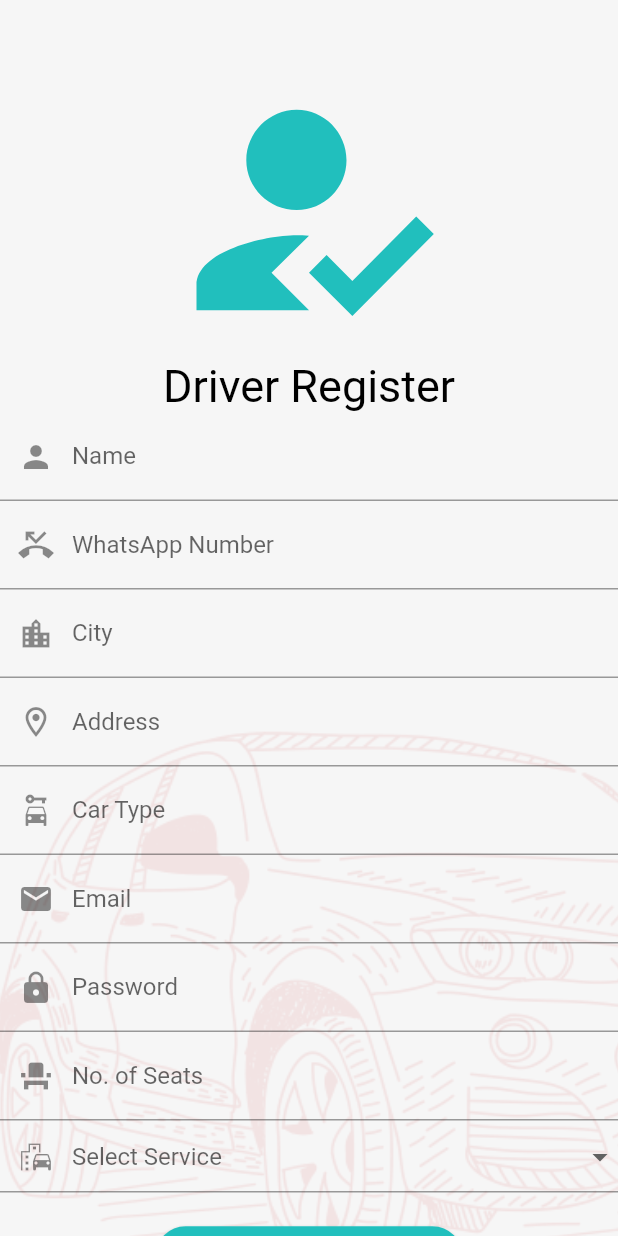
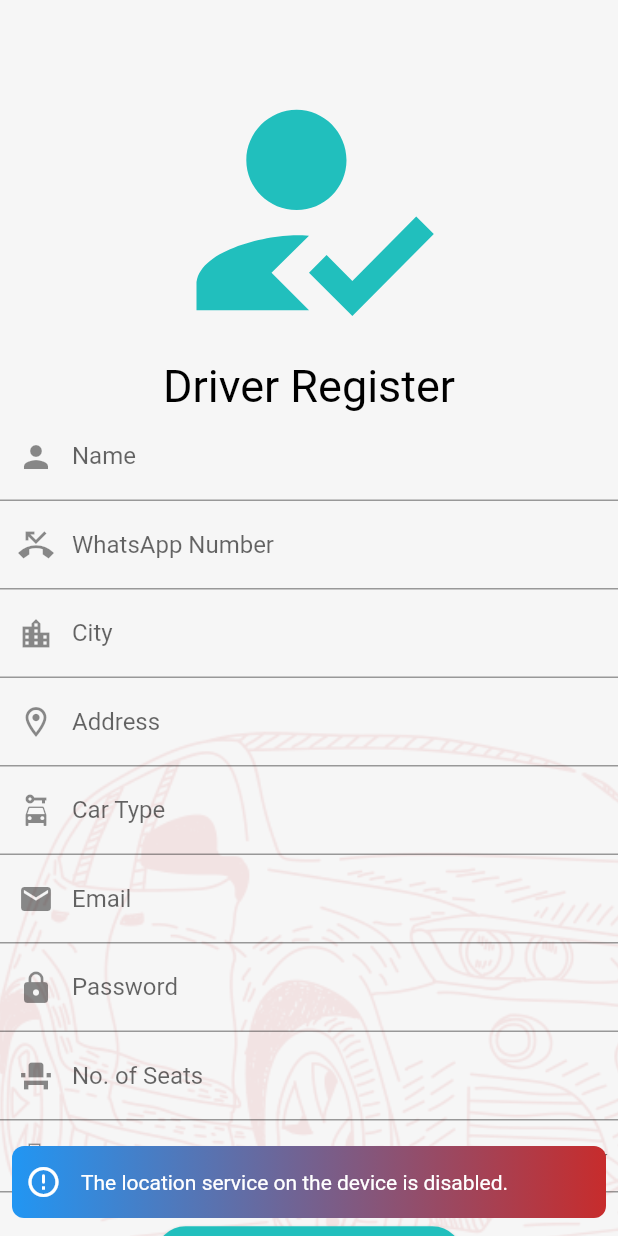
Before and after one commit to ibrahimsm83/the_Travel_App_updatd, a Flutter app: the SignUpDriverPage screen opened directly, on a phone screen of 412 x 824 dp. Run offline on Flutter 3.47's test engine with Material 2 defaults, Android fonts, the phone set to English and light mode, and no system bars; drawn by our look-alikes of another_flushbar; our stand-ins replace cloud_firestore, date_format, dio, firebase_auth, firebase_core, firebase_messaging and 10 more; missing offline and left inert: flutter_google_places, flutter_polyline_points, geolocator_platform_interface, google_api_headers, google_maps_webservice; accounts and stored records are empty; project files that could hold a hidden picture were left out.

Commit message:
add snackbar and add loc permission on main .dart

```diff
--- a/lib/Utils/constants.dart
+++ b/lib/Utils/constants.dart
@@ -2,6 +2,7 @@ import 'package:flutter/material.dart';
 
 //Color(0xFF21BFBD),
 Color primaryColor = Color(0xFF21BFBD);
+Color REDcolor = Color(0xFFC72C2C);
 Color SecondryColor = Color(0xfff6f6f6);
 Color fb_btnColor = Color(0xff3b5998);
 Color text_Color = Color(0xff808080);
--- /dev/null
+++ b/lib/widgets/custome_snackbar.dart
@@ -0,0 +1,40 @@
+import 'package:another_flushbar/flushbar.dart';
+import 'package:flutter/material.dart';
+import 'package:travelapp/Utils/constants.dart';
+
+typedef StatusCallback = void Function(FlushbarStatus?);
+
+class CustomSnacksBar {
+  CustomSnacksBar._();
+
+  static void showSnackBar(BuildContext context, String message,
+      {Widget? icon,
+      int? duration,
+      Key? key,
+      Widget? mainButton,
+      StatusCallback? onStatusChange}) {
+    Flushbar(
+      icon: icon ??
+          Icon(
+            Icons.error_outline_rounded,
+            color: Colors.white,
+          ),
+      onStatusChanged: onStatusChange ?? (status) {},
+      mainButton: mainButton,
+      margin: EdgeInsets.symmetric(horizontal: 8, vertical: 12),
+      borderRadius: BorderRadius.circular(8.0),
+      messageText: Text(
+        message,
+        style: TextStyle(color: Colors.white),
+      ),
+      backgroundGradient: LinearGradient(
+        colors: <Color>[
+          Theme.of(context).primaryColor,
+         REDcolor
+         //AppColors.GRADIENT_RED,
+        ],
+      ),
+      duration: Duration(seconds: duration ?? 2),
+    ).show(context);
+  }
+}
--- a/pubspec.yaml
+++ b/pubspec.yaml
@@ -30,6 +30,7 @@ dependencies:
   cupertino_icons: ^1.0.2
   flutter_local_notifications: ^9.0.0
   location: ^4.3.0
+  another_flushbar: ^1.10.28
   flutter_polyline_points: ^1.0.0
   google_maps_flutter: ^2.0.9
   firebase_core: ^1.7.0
```
Also changed, not shown: lib/Screens/signup_driver_screen.dart (+35 -0 lines), lib/main.dart (+44 -9 lines), pubspec.lock.
